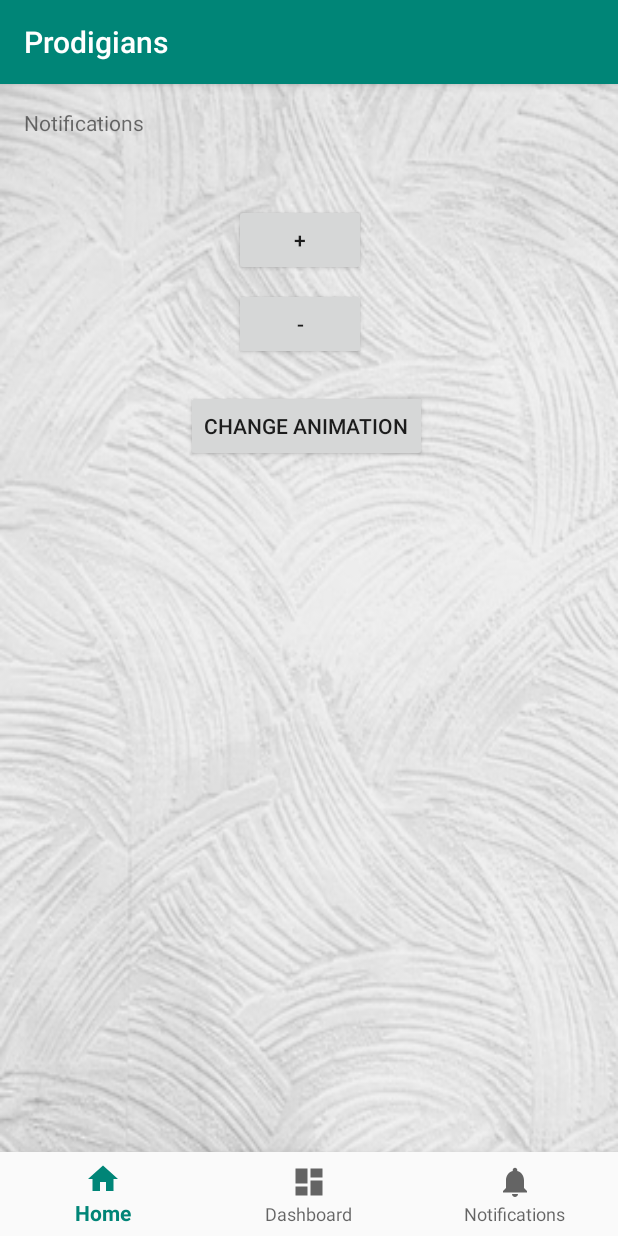
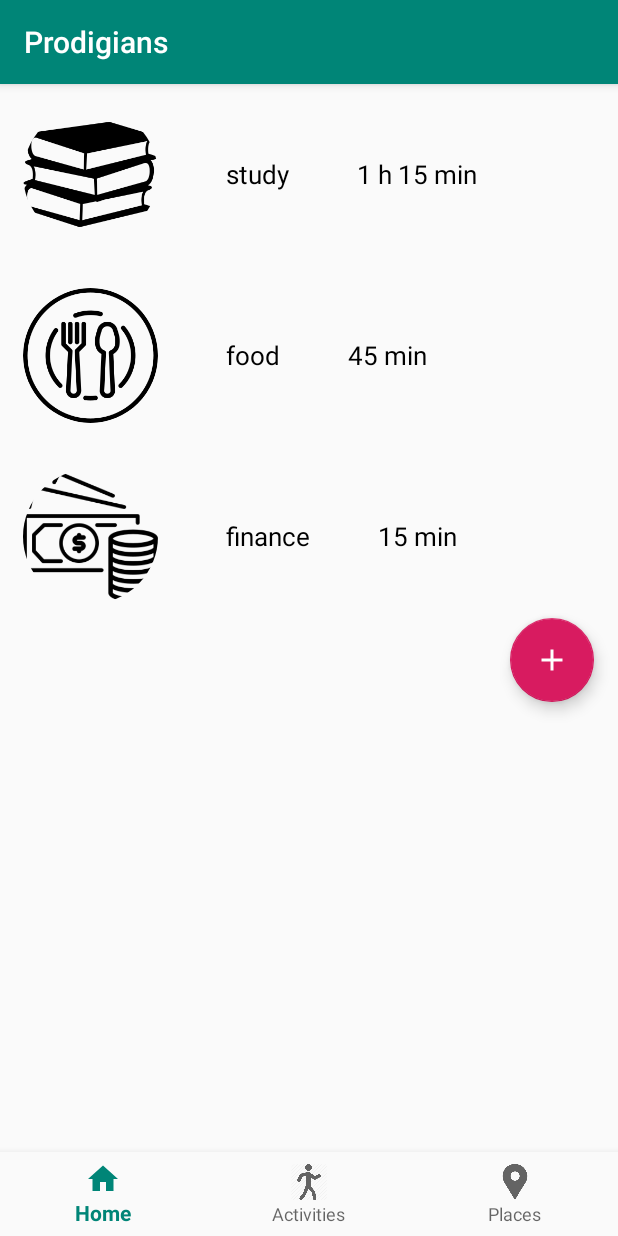
Before and after one commit to chelsea-zhou/Prodigians, an Android app: the screen it shows after launch (MainActivity before the commit, Place_Data after it), item 3 of the bottom bar chosen, on a phone screen of 412 x 824 dp. Run offline under Robolectric (Android 15) with nearby library versions, the phone set to English and light mode, and no system bars; our stand-ins replace CircleImageView; pictures from the network do not load.

Commit message:
Add files for places, changed some variable names and changed the nav bar

```diff
--- a/app/build.gradle
+++ b/app/build.gradle
@@ -4,7 +4,7 @@ android {
     compileSdkVersion 28
     defaultConfig {
         applicationId "com.example.prodigians"
-        minSdkVersion 15
+        minSdkVersion 19
         targetSdkVersion 28
         versionCode 1
         versionName "1.0"
--- a/app/src/main/AndroidManifest.xml
+++ b/app/src/main/AndroidManifest.xml
@@ -19,6 +19,7 @@
         </activity>
 
         <activity android:name=".Activity_Data"></activity>
+        <activity android:name=".Place_Data"></activity>
     </application>
 
 </manifest>
--- a/app/src/main/java/com/example/prodigians/Activity_Data.java
+++ b/app/src/main/java/com/example/prodigians/Activity_Data.java
@@ -45,10 +45,10 @@ public class Activity_Data extends AppCompatActivity {
                     startActivity(intent1);
                     break;
                 //return true;
-                case R.id.navigation_notifications:
+                case R.id.navigation_places:
                     //mTextMessage.setText(R.string.title_notifications);
-//                    Intent intent2 = new Intent(Activity_Data.this,Notification.class);
-//                    startActivity(intent2);
+                    Intent intent2 = new Intent(Activity_Data.this,Place_Data.class);
+                    startActivity(intent2);
                     //return true;
                     break;
             }
--- a/app/src/main/java/com/example/prodigians/MainActivity.java
+++ b/app/src/main/java/com/example/prodigians/MainActivity.java
@@ -59,14 +59,16 @@ public class MainActivity extends AppCompatActivity {
                     mTextMessage.setText(R.string.title_home);
                     //return true;
                     break;
-                case R.id.navigation_dashboard:
-                    mTextMessage.setText(R.string.title_dashboard);
+                case R.id.navigation_activities:
+                    //mTextMessage.setText(R.string.title_dashboard);
                     Intent intent1 = new Intent(MainActivity.this,Activity_Data.class);
                     startActivity(intent1);
                     break;
 
-                case R.id.navigation_notifications:
-                    mTextMessage.setText(R.string.title_notifications);
+                case R.id.navigation_places:
+                    //mTextMessage.setText(R.string.title_notifications);
+                    Intent intent2 = new Intent(MainActivity.this,Place_Data.class);
+                    startActivity(intent2);
                     //return true;
                     break;
             }
--- a/app/src/main/java/com/example/prodigians/Place_Data.java
+++ b/app/src/main/java/com/example/prodigians/Place_Data.java
@@ -1,4 +1,131 @@
 package com.example.prodigians;
 
-public class Place_Data {
+import android.arch.lifecycle.Observer;
+import android.arch.lifecycle.ViewModelProviders;
+import android.content.Intent;
+import android.support.annotation.NonNull;
+import android.support.annotation.Nullable;
+import android.support.design.widget.BottomNavigationView;
+import android.support.design.widget.FloatingActionButton;
+import android.support.v7.app.AppCompatActivity;
+import android.os.Bundle;
+import android.support.v7.widget.LinearLayoutManager;
+import android.support.v7.widget.RecyclerView;
+import android.view.MenuItem;
+import android.view.View;
+import android.widget.ProgressBar;
+
+import com.example.prodigians.adapters.PlaceAdapter;
+import com.example.prodigians.models.PlaceRecord;
+import com.example.prodigians.viewmodels.PlaceActivityViewModel;
+
+import java.util.List;
+import android.util.Log;
+
+public class Place_Data extends AppCompatActivity {
+
+    private static final String TAG = "Place_Data";
+
+    private FloatingActionButton mFab;
+    private RecyclerView mRecyclerView;
+    private PlaceAdapter mAdapter;
+    private ProgressBar mProgressBar;
+    private PlaceActivityViewModel mPlaceActivityViewModel;
+
+    private BottomNavigationView.OnNavigationItemSelectedListener mOnNavigationItemSelectedListener
+            = new BottomNavigationView.OnNavigationItemSelectedListener() {
+
+        @Override
+        public boolean onNavigationItemSelected(@NonNull MenuItem item) {
+            switch (item.getItemId()) {
+                case R.id.navigation_home:
+                    //mTextMessage.setText(R.string.title_home);
+
+                    Intent intent1 = new Intent(Place_Data.this,MainActivity.class);
+                    startActivity(intent1);
+                    break;
+                //return true;
+                case R.id.navigation_activities:
+                    //mTextMessage.setText(R.string.title_notifications);
+
+                    Intent intent2 = new Intent(Place_Data.this,Activity_Data.class);
+                    startActivity(intent2);
+                    break;
+            }
+            return false;
+        }
+    };
+
+    @Override
+    protected void onCreate(@Nullable Bundle savedInstanceState) {
+        super.onCreate(savedInstanceState);
+        setContentView(R.layout.activity_data);
+        mFab = findViewById(R.id.fab);
+        mRecyclerView = findViewById(R.id.recycler_view);
+        mProgressBar = findViewById(R.id.progress_bar);
+
+        mPlaceActivityViewModel = ViewModelProviders.of(this).get(PlaceActivityViewModel.class);
+
+        mPlaceActivityViewModel.init();
+
+        mPlaceActivityViewModel.getRecords().observe(this, new Observer<List<PlaceRecord>>() {
+            @Override
+            public void onChanged(@Nullable List<PlaceRecord> placeRecords) {
+                mAdapter.notifyDataSetChanged();
+            }
+        });
+
+        mPlaceActivityViewModel.getIsUpdating().observe(this, new Observer<Boolean>() {
+            @Override
+            public void onChanged(@Nullable Boolean aBoolean) {
+                if(aBoolean){
+                    showProgressBar();
+                }
+                else{
+                    hideProgressBar();
+                    Log.v(TAG, "hide progress bar");
+                    mRecyclerView.smoothScrollToPosition(mPlaceActivityViewModel.getRecords().getValue().size()-1);
+                }
+            }
+        });
+
+
+        mFab.setOnClickListener(new View.OnClickListener() {
+            @Override
+            public void onClick(View view) {
+
+                mPlaceActivityViewModel.addNewValue(
+                        new PlaceRecord(
+                                R.drawable.health,
+                                "Health",
+                                35
+                        )
+                );
+
+            }
+
+        });
+
+        Log.v(TAG, "init recycler view");
+        initRecyclerView();
+
+        BottomNavigationView navView = findViewById(R.id.nav_view);
+        navView.setOnNavigationItemSelectedListener(mOnNavigationItemSelectedListener);
+    }
+
+    private void initRecyclerView(){
+        mAdapter = new PlaceAdapter(this, mPlaceActivityViewModel.getRecords().getValue());
+        RecyclerView.LayoutManager linearLayoutManager = new LinearLayoutManager(this);
+        mRecyclerView.setLayoutManager(linearLayoutManager);
+        mRecyclerView.setAdapter(mAdapter);
+    }
+
+    private void showProgressBar(){
+        mProgressBar.setVisibility(View.VISIBLE);
+    }
+
+    private void hideProgressBar(){
+        mProgressBar.setVisibility(View.GONE);
+    }
+
 }
--- a/app/src/main/java/com/example/prodigians/adapters/PlaceAdapter.java
+++ b/app/src/main/java/com/example/prodigians/adapters/PlaceAdapter.java
@@ -1,4 +1,88 @@
 package com.example.prodigians.adapters;
 
-public class PlaceAdapter {
+import android.content.Context;
+import android.support.annotation.NonNull;
+import android.support.v7.widget.RecyclerView;
+import android.view.LayoutInflater;
+import android.view.View;
+import android.view.ViewGroup;
+import android.widget.TextView;
+
+import com.bumptech.glide.Glide;
+import com.bumptech.glide.request.RequestOptions;
+import com.example.prodigians.R;
+import com.example.prodigians.models.PlaceRecord;
+
+import java.util.ArrayList;
+import java.util.List;
+
+import de.hdodenhof.circleimageview.CircleImageView;
+
+public class PlaceAdapter  extends RecyclerView.Adapter<RecyclerView.ViewHolder> {
+    private List<PlaceRecord> mPlaceRecords = new ArrayList<>();
+    private Context mContext;
+
+    public PlaceAdapter(Context context, List<PlaceRecord> placeRecords) {
+        mPlaceRecords = placeRecords;
+        mContext = context;
+    }
+
+    @NonNull
+    @Override
+    public RecyclerView.ViewHolder onCreateViewHolder(@NonNull ViewGroup viewGroup, int i) {
+        View view = LayoutInflater.from(viewGroup.getContext()).inflate(R.layout.layout_listitem2, viewGroup, false);
+        ViewHolder vh = new ViewHolder(view);
+        return vh;
+    }
+
+    @Override
+    public void onBindViewHolder(@NonNull RecyclerView.ViewHolder viewHolder, int i) {
+
+        // Set the name of the 'ActRecord'
+        ((ViewHolder)viewHolder).mName.setText(mPlaceRecords.get(i).getPlace() );
+
+        if (mPlaceRecords.get(i).getTime() >60){
+            String fulltime;
+            fulltime = String.valueOf(mPlaceRecords.get(i).getTime()/60) + " h ";
+            if (mPlaceRecords.get(i).getTime()%60>0){
+                fulltime = fulltime + String.valueOf(mPlaceRecords.get(i).getTime()%60) + " min";
+            }
+            ((ViewHolder) viewHolder).time.setText(fulltime);
+        }else {
+            ((ViewHolder) viewHolder).time.setText(String.valueOf(mPlaceRecords.get(i).getTime()) + " min");
+        }
+        // Set the image
+        RequestOptions defaultOptions = new RequestOptions()
+                .error(R.drawable.ic_launcher_background);
+        Glide.with(mContext)
+                .setDefaultRequestOptions(defaultOptions)
+                .load(mPlaceRecords.get(i).getImageID())
+                .into(((ViewHolder)viewHolder).mImage);
+
+//
+//        Glide.with(mContext)
+//                .load(R.drawable.cycle)
+//                .into(((ViewHolder)viewHolder).mImage);
+    }
+
+    @Override
+    public int getItemCount() {
+        return mPlaceRecords.size();
+    }
+
+    private class ViewHolder extends RecyclerView.ViewHolder{
+
+        private CircleImageView mImage;
+        private TextView mName;
+        private TextView time;
+
+        public ViewHolder(@NonNull View itemView) {
+            super(itemView);
+            mImage = itemView.findViewById(R.id.image);
+            mName = itemView.findViewById(R.id.image_name);
+            time = itemView.findViewById(R.id.time);
+
+
+        }
+    }
 }
--- a/app/src/main/java/com/example/prodigians/models/PlaceRecord.java
+++ b/app/src/main/java/com/example/prodigians/models/PlaceRecord.java
@@ -1,4 +1,80 @@
 package com.example.prodigians.models;
 
-public class PlaceRecord {
+import java.util.Comparator;
+import java.util.Objects;
+import java.util.*;
+
+public class PlaceRecord implements Comparable<PlaceRecord>{
+
+    private String place;
+    private int imageID;
+    private int time;
+
+    public PlaceRecord(int imageID, String place, int time){
+        this.place = place;
+        this.imageID = imageID;
+        this.time = time;
+    }
+
+    public PlaceRecord(){
+    }
+
+    @Override
+    public int compareTo(PlaceRecord o) {
+        Integer p1, p2;
+        p1 = new Integer(this.getTime());
+        p2 = new Integer(o.getTime());
+        return p1.compareTo(p2);
+    }
+
+    @Override
+    public boolean equals(Object o){
+        boolean result = false;
+        if (o instanceof PlaceRecord){
+            PlaceRecord ptr = (PlaceRecord) o;
+            result = this.place.equalsIgnoreCase(ptr.place);
+        }
+        return result;
+    }
+
+    /*@Override
+    public int hashcode(){
+        int result = 13;
+
+        result = 29 * result * place.hashCode();
+
+        return result;
+
+    }*/
+
+    //place type
+    public String getPlace() {
+        return place;
+    }
+
+    public void setPlace(String place) {
+        this.place = place;
+    }
+
+    //image for place type
+    public int getImageID() {
+        return imageID;
+    }
+
+    public void setImageID(int imageID) {
+        this.imageID = imageID;
+    }
+
+    //length of time in location
+    public int getTime() {
+        return time;
+    }
+
+    public void setTime(int time) {
+        this.time = time;
+    }
+
+
+
+
 }
--- a/app/src/main/java/com/example/prodigians/repositories/PlaceRecordRepository.java
+++ b/app/src/main/java/com/example/prodigians/repositories/PlaceRecordRepository.java
@@ -1,4 +1,47 @@
 package com.example.prodigians.repositories;
 
+import android.arch.lifecycle.MutableLiveData;
+
+import com.example.prodigians.models.PlaceRecord;
+
+import com.example.prodigians.R;
+
+import java.util.ArrayList;
+import java.util.List;
+
+
+/**
+ * Singleton pattern
+ */
 public class PlaceRecordRepository {
+
+    private static PlaceRecordRepository instance;
+    private ArrayList<PlaceRecord> dataSet = new ArrayList<>();
+
+
+    public static PlaceRecordRepository getInstance() {
+        if (instance == null) {
+            instance = new PlaceRecordRepository();
+            instance.dataSet.add(
+                    new PlaceRecord(R.drawable.study,
+                            "study",
+                            75));
+            instance.dataSet.add(
+                    new PlaceRecord(R.drawable.food,
+                            "food",
+                            45));
+            instance.dataSet.add(
+                    new PlaceRecord(R.drawable.finance,
+                            "finance",
+                            15));
+        }
+        return instance;
+    }
+
+    public MutableLiveData<List<PlaceRecord>> getRecords(){
+        MutableLiveData<List<PlaceRecord>> data = new MutableLiveData<>();
+        data.setValue(dataSet);
+        return data;
+    }
+
 }
--- a/app/src/main/java/com/example/prodigians/viewmodels/PlaceActivityViewModel.java
+++ b/app/src/main/java/com/example/prodigians/viewmodels/PlaceActivityViewModel.java
@@ -1,4 +1,83 @@
 package com.example.prodigians.viewmodels;
 
-public class PlaceActivityViewModel {
+import android.arch.lifecycle.LiveData;
+import android.arch.lifecycle.MutableLiveData;
+import android.arch.lifecycle.ViewModel;
+import android.os.AsyncTask;
+
+import com.example.prodigians.R;
+import com.example.prodigians.models.PlaceRecord;
+import com.example.prodigians.repositories.PlaceRecordRepository;
+
+import java.util.List;
+import java.util.*;
+
+public class PlaceActivityViewModel extends ViewModel{
+
+    private MutableLiveData<List<PlaceRecord>> mRecords;
+    private PlaceRecordRepository mRepo;
+    private MutableLiveData<Boolean> mIsUpdating = new MutableLiveData<>();
+
+
+
+    public void init(){
+        if(mRecords != null){
+            return;
+        }
+        mRepo = PlaceRecordRepository.getInstance();
+        mRecords = mRepo.getRecords();
+    }
+
+
+    public void addNewValue(final PlaceRecord placeRecord){
+        mIsUpdating.setValue(true);
+
+        new AsyncTask<Void, Void, Void>(){
+            @Override
+            protected void onPostExecute(Void aVoid) {
+                super.onPostExecute(aVoid);
+                List<PlaceRecord> currentRecords = mRecords.getValue();
+                if (currentRecords.contains(placeRecord)){
+                    int index = currentRecords.indexOf(placeRecord);
+                    PlaceRecord replace = new PlaceRecord(placeRecord.getImageID(),
+                            placeRecord.getPlace(),
+                            75 + placeRecord.getTime());
+                    placeRecord.setTime(replace.getTime());
+                    currentRecords.set(index, replace);
+
+                }
+                else{
+                    currentRecords.add(placeRecord);
+                }
+                mRecords.postValue(currentRecords);
+                mIsUpdating.postValue(false);
+            }
+
+            @Override
+            protected Void doInBackground(Void... voids) {
+
+                try {
+                    Thread.sleep(2000);
+                } catch (InterruptedException e) {
+                    e.printStackTrace();
+                }
+                return null;
+            }
+        }.execute();
+
+
+
+
+
+    }
+
+
+    public LiveData<List<PlaceRecord>> getRecords(){
+        return mRecords;
+    }
+
+
+    public LiveData<Boolean> getIsUpdating(){
+        return mIsUpdating;
+    }
 }
--- a/app/src/main/res/layout/layout_listitem2.xml
+++ b/app/src/main/res/layout/layout_listitem2.xml
@@ -1,6 +1,39 @@
 <?xml version="1.0" encoding="utf-8"?>
-<android.support.constraint.ConstraintLayout
-    xmlns:android="http://schemas.android.com/apk/res/android" android:layout_width="match_parent"
-    android:layout_height="match_parent">
+<RelativeLayout xmlns:android="http://schemas.android.com/apk/res/android"
+    android:layout_width="match_parent"
+    android:layout_height="wrap_content"
+    android:padding="15dp"
+    android:id="@+id/parent_layout">
 
-</android.support.constraint.ConstraintLayout>
+    <de.hdodenhof.circleimageview.CircleImageView
+        android:layout_width="90dp"
+        android:layout_height="90dp"
+        android:id="@+id/image"
+        android:src="@mipmap/ic_launcher"/>
+
+    <TextView
+        android:layout_width="wrap_content"
+        android:layout_height="wrap_content"
+        android:text="Canada"
+        android:id="@+id/image_name"
+        android:layout_toRightOf="@+id/image"
+        android:textColor="#000"
+        android:layout_centerVertical="true"
+        android:layout_marginLeft="45dp"
+        android:textSize="17sp"/>
+
+    <TextView
+        android:layout_width="wrap_content"
+        android:layout_height="wrap_content"
+        android:text="Canada"
+        android:id="@+id/time"
+        android:layout_toRightOf="@+id/image_name"
+        android:textColor="#000"
+        android:layout_centerVertical="true"
+        android:layout_marginLeft="45dp"
+        android:textSize="17sp"/>
+
+
+
+
+</RelativeLayout>
--- a/app/src/main/res/menu/bottom_nav_menu.xml
+++ b/app/src/main/res/menu/bottom_nav_menu.xml
@@ -7,13 +7,13 @@
         android:title="@string/title_home" />
 
     <item
-        android:id="@+id/navigation_dashboard"
-        android:icon="@drawable/ic_dashboard_black_24dp"
-        android:title="@string/title_dashboard" />
+        android:id="@+id/navigation_activities"
+        android:icon="@drawable/walk"
+        android:title="@string/title_activity" />
 
     <item
-        android:id="@+id/navigation_notifications"
-        android:icon="@drawable/ic_notifications_black_24dp"
-        android:title="@string/title_notifications" />
+        android:id="@+id/navigation_places"
+        android:icon="@drawable/place"
+        android:title="@string/title_places" />
 
 </menu>
--- a/app/src/main/res/values/strings.xml
+++ b/app/src/main/res/values/strings.xml
@@ -3,4 +3,6 @@
     <string name="title_home">Home</string>
     <string name="title_dashboard">Dashboard</string>
     <string name="title_notifications">Notifications</string>
+    <string name="title_activity">Activities</string>
+    <string name="title_places">Places</string>
 </resources>
```
Also changed, not shown: app/src/main/java/com/example/prodigians/viewmodels/PlaceVM.java (+37 -1 lines), app/src/main/res/layout/place_data.xml (+58 -4 lines), 1 other file.
